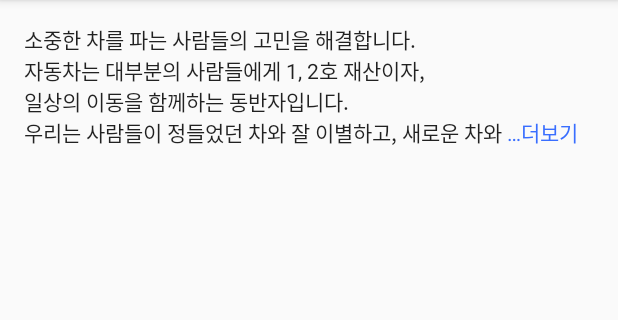
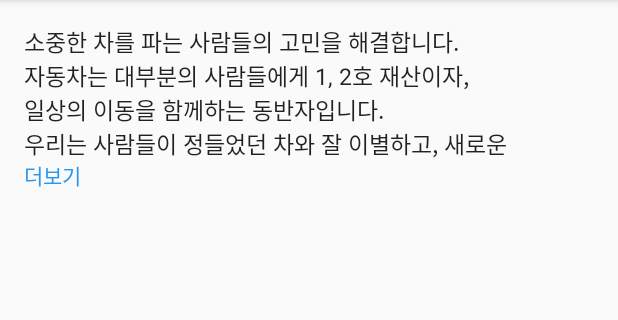
Before and after one commit to PRNDcompany/ReadMoreTextView, an Android app: the screen it shows after launch (MainActivity), on a phone screen of 412 x 824 dp, the part 84-404 px from its top. Run offline under Robolectric (Android 15) with nearby library versions, the phone set to English and light mode, and no system bars.

Commit message:
Add attributes: readMoreTextExpanded, readMoreLineBreak, readMoreNarrowClick, readMoreTextSize

```diff
--- a/app/src/main/res/layout/activity_main.xml
+++ b/app/src/main/res/layout/activity_main.xml
@@ -12,10 +12,15 @@
         android:layout_width="match_parent"
         android:layout_height="wrap_content"
         android:layout_margin="16dp"
-        android:foreground="?attr/selectableItemBackground"
+        android:textSize="15sp"
         android:text="@string/long_text"
-        app:readMoreColor="@color/colorPrimary"
+        app:readMoreColor="#2b96ed"
         app:readMoreMaxLine="4"
-        app:readMoreText="…더보기" />
+        app:readMoreLineBreak="true"
+        app:readMoreText="더보기"
+        app:readMoreTextExpanded="접기"
+        app:readMoreNarrowClick="true"
+        app:readMoreTextSize="14sp"
+        />
 
 </LinearLayout>
--- a/readmore-textview/src/main/java/kr/co/prnd/readmore/ReadMoreTextView.kt
+++ b/readmore-textview/src/main/java/kr/co/prnd/readmore/ReadMoreTextView.kt
@@ -2,7 +2,14 @@ package kr.co.prnd.readmore
 
 import android.content.Context
 import android.graphics.Rect
+import android.text.Spanned
+import android.text.TextPaint
+import android.text.method.LinkMovementMethod
+import android.text.style.AbsoluteSizeSpan
+import android.text.style.ClickableSpan
+import android.text.style.ForegroundColorSpan
 import android.util.AttributeSet
+import android.view.View
 import androidx.appcompat.widget.AppCompatTextView
 import androidx.core.content.ContextCompat
 import androidx.core.text.buildSpannedString
@@ -18,7 +25,11 @@ class ReadMoreTextView @JvmOverloads constructor(
 
     private var readMoreMaxLine = DEFAULT_MAX_LINE
     private var readMoreText = context.getString(R.string.read_more)
+    private var readMoreTextExpanded = context.getString(R.string.read_more_expanded)
     private var readMoreColor = ContextCompat.getColor(context, R.color.read_more)
+    private var readMoreLineBreak = false
+    private var readMoreNarrowClick = false
+    private var readMoreTextSize = textSize
 
     var state: State = State.COLLAPSED
         private set(value) {
@@ -38,8 +49,21 @@ class ReadMoreTextView @JvmOverloads constructor(
 
     var changeListener: ChangeListener? = null
 
+    private val clickableSpan = object : ClickableSpan() {
+        override fun onClick(widget: View) {
+            toggle()
+        }
+
+        override fun updateDrawState(ds: TextPaint) {
+            super.updateDrawState(ds)
+            ds.setUnderlineText(false)
+            ds.linkColor = readMoreColor
+        }
+    }
+
     private var originalText: CharSequence = ""
     private var collapseText: CharSequence = ""
+    private var expandedText: CharSequence = ""
 
     init {
         setupAttributes(context, attrs, defStyleAttr)
@@ -54,13 +78,27 @@ class ReadMoreTextView @JvmOverloads constructor(
             typedArray.getInt(R.styleable.ReadMoreTextView_readMoreMaxLine, readMoreMaxLine)
         readMoreText =
             typedArray.getString(R.styleable.ReadMoreTextView_readMoreText) ?: readMoreText
+        readMoreTextExpanded =
+            typedArray.getString(R.styleable.ReadMoreTextView_readMoreTextExpanded) ?: readMoreTextExpanded
         readMoreColor =
             typedArray.getColor(R.styleable.ReadMoreTextView_readMoreColor, readMoreColor)
+        readMoreLineBreak =
+            typedArray.getBoolean(R.styleable.ReadMoreTextView_readMoreLineBreak, false)
+        readMoreNarrowClick =
+            typedArray.getBoolean(R.styleable.ReadMoreTextView_readMoreNarrowClick, false)
+        readMoreTextSize =
+            typedArray.getDimension(R.styleable.ReadMoreTextView_readMoreTextSize, readMoreTextSize)
+
         typedArray.recycle()
     }
 
     private fun setupListener() {
-        super.setOnClickListener { toggle() }
+        when (readMoreNarrowClick) {
+            true -> movementMethod = LinkMovementMethod.getInstance()
+            else -> super.setOnClickListener {
+                toggle()
+            }
+        }
     }
 
     fun toggle() {
@@ -85,7 +123,10 @@ class ReadMoreTextView @JvmOverloads constructor(
     }
 
     override fun setOnClickListener(onClickListener: OnClickListener?) {
-        throw UnsupportedOperationException("You can not use OnClickListener in ReadMoreTextView")
+        if(readMoreNarrowClick.not())
+            throw UnsupportedOperationException("You can not use OnClickListener in ReadMoreTextView with non-narrow click mode")
+        else
+            super.setOnClickListener(onClickListener)
     }
 
     override fun setText(text: CharSequence?, type: BufferType?) {
@@ -101,21 +142,80 @@ class ReadMoreTextView @JvmOverloads constructor(
         }
         originalText = text
 
+        when (isExpanded) {
+            true -> {
+                expandedText = buildSpannedString {
+                    append(originalText)
+                    if (readMoreLineBreak)
+                        appendln()
+                    append(readMoreTextExpanded)
+
+                    val startSpan = (if (readMoreLineBreak) 1 else 0) + originalText.length
+                    val endSpan = startSpan + readMoreTextExpanded.length
+
+                    if (readMoreNarrowClick)
+                        setSpan(clickableSpan, startSpan, endSpan, Spanned.SPAN_INCLUSIVE_INCLUSIVE)
+
+                    setSpan(
+                        ForegroundColorSpan(readMoreColor),
+                        startSpan,
+                        endSpan,
+                        Spanned.SPAN_INCLUSIVE_INCLUSIVE
+                    )
+
+                    if (readMoreTextSize != textSize)
+                        setSpan(
+                            AbsoluteSizeSpan(readMoreTextSize.toInt()),
+                            startSpan,
+                            endSpan,
+                            Spanned.SPAN_INCLUSIVE_INCLUSIVE
+                        )
+
+                }
+                text = expandedText
+            }
+            else -> {
                 val adjustCutCount = getAdjustCutCount(readMoreMaxLine, readMoreText)
                 val maxTextIndex = layout.getLineVisibleEnd(readMoreMaxLine - 1)
                 val originalSubText = originalText.substring(0, maxTextIndex - 1 - adjustCutCount)
 
                 collapseText = buildSpannedString {
                     append(originalSubText)
-            color(readMoreColor) { append(readMoreText) }
+                    if (readMoreLineBreak)
+                        appendln()
+
+                    append(readMoreText)
+
+                    val startSpan = (if (readMoreLineBreak) 1 else 0) + originalSubText.length
+                    val endSpan = startSpan + readMoreText.length
+
+                    if (readMoreNarrowClick)
+                        setSpan(clickableSpan, startSpan, endSpan, Spanned.SPAN_INCLUSIVE_INCLUSIVE)
+
+                    setSpan(
+                        ForegroundColorSpan(readMoreColor),
+                        startSpan,
+                        endSpan,
+                        Spanned.SPAN_INCLUSIVE_INCLUSIVE
+                    )
+
+                    if (readMoreTextSize != textSize)
+                        setSpan(
+                            AbsoluteSizeSpan(readMoreTextSize.toInt()),
+                            startSpan,
+                            endSpan,
+                            Spanned.SPAN_INCLUSIVE_INCLUSIVE
+                        )
+
+
                 }
-
                 text = collapseText
-
+            }
+        }
     }
 
     private fun needSkipSetupReadMore(): Boolean =
-        isInvisible || lineCount <= readMoreMaxLine || isExpanded || text == null || text == collapseText
+        isInvisible || lineCount <= readMoreMaxLine || text == null || text.toString() == collapseText.toString() || text.toString() == expandedText.toString()
 
     private fun getAdjustCutCount(maxLine: Int, readMoreText: String): Int {
 
--- a/readmore-textview/src/main/res/values/attrs.xml
+++ b/readmore-textview/src/main/res/values/attrs.xml
@@ -4,7 +4,11 @@
     <declare-styleable name="ReadMoreTextView">
         <attr name="readMoreMaxLine" format="integer" />
         <attr name="readMoreText" format="string|reference" />
+        <attr name="readMoreTextExpanded" format="string|reference" />
         <attr name="readMoreColor" format="color|reference" />
+        <attr name="readMoreLineBreak" format="boolean" />
+        <attr name="readMoreNarrowClick" format="boolean" />
+        <attr name="readMoreTextSize" format="dimension" />
     </declare-styleable>
 
 </resources>
--- a/readmore-textview/src/main/res/values/strings.xml
+++ b/readmore-textview/src/main/res/values/strings.xml
@@ -2,5 +2,6 @@
 <resources>
 
     <string name="read_more">…더보기</string>
+    <string name="read_more_expanded">접기</string>
 
 </resources>
```
Lines whose indentation alone changed are shown as unchanged.
